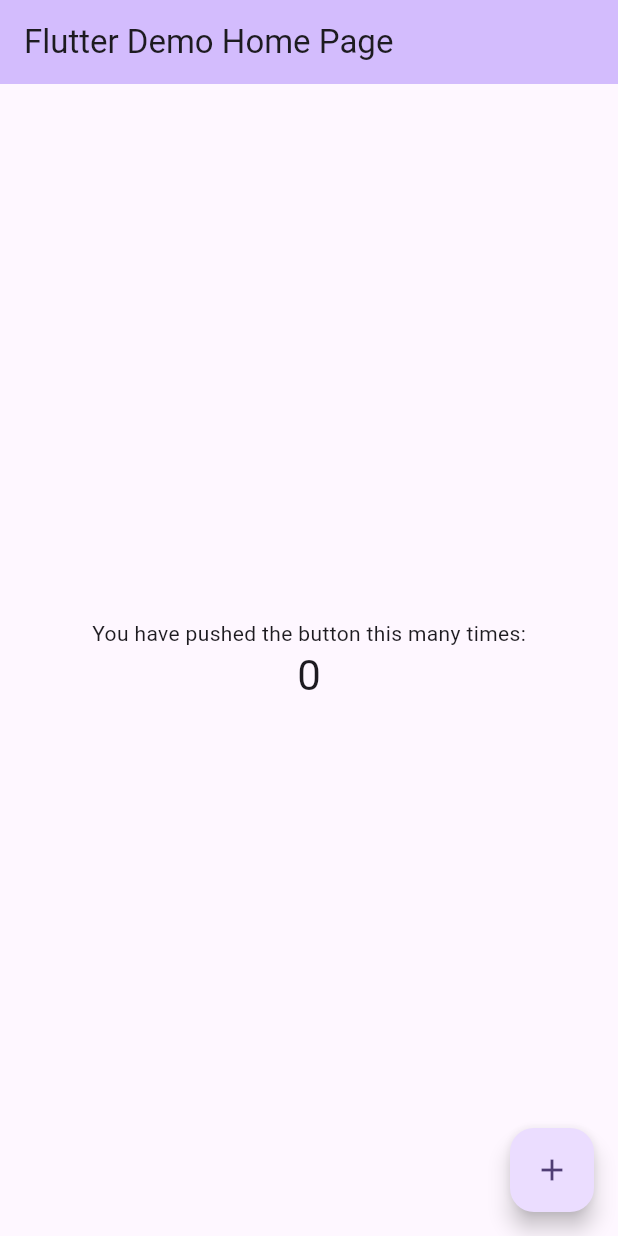
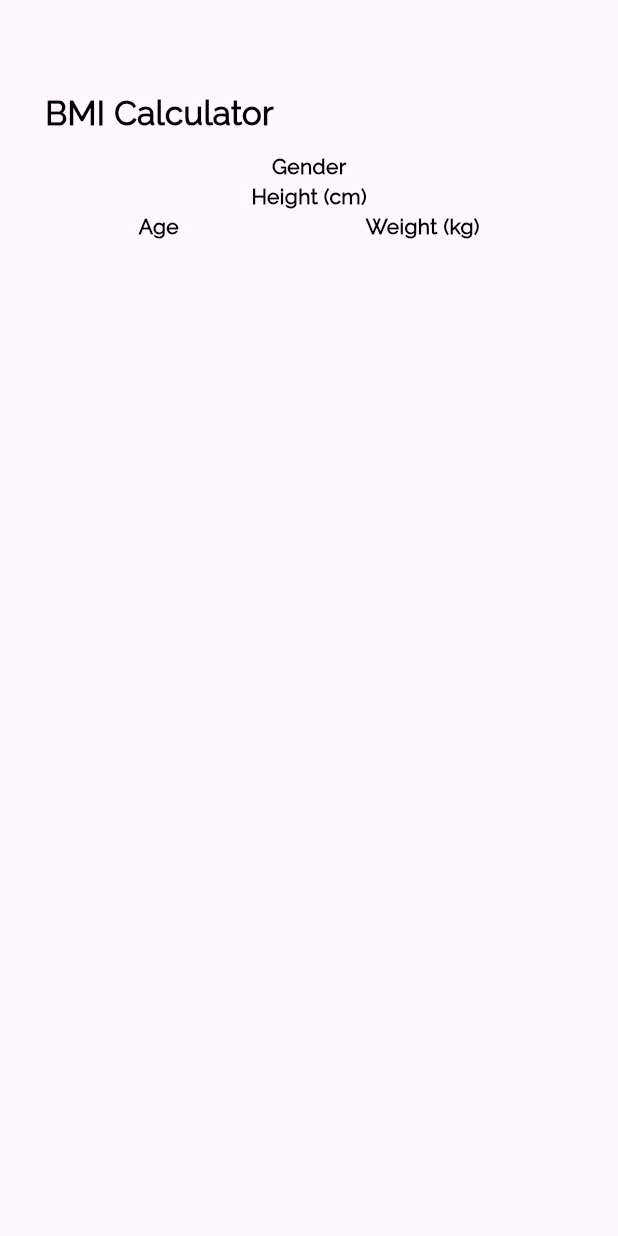
Before and after one commit to zeyadali06/Teknosoft-tasks, a Flutter app: the screen it shows after launch, on a phone screen of 412 x 824 dp. Run offline on Flutter 3.47's test engine with Material 3 defaults, Android fonts, the phone set to English and light mode, and no system bars.

Commit message:
create simple home page

```diff
--- /dev/null
+++ b/BMI Calculater App/lib/HomePage.dart
@@ -0,0 +1,67 @@
+// ignore_for_file: file_names
+
+import 'package:flutter/material.dart';
+
+class HomePage extends StatelessWidget {
+  const HomePage({super.key});
+
+  @override
+  Widget build(BuildContext context) {
+    return const Scaffold(
+      body: Padding(
+        padding: EdgeInsets.all(30),
+        child: SizedBox(
+          width: double.infinity,
+          child: Column(
+            crossAxisAlignment: CrossAxisAlignment.start,
+            children: [
+              SizedBox(height: 30),
+              Text(
+                'BMI Calculator',
+                style: TextStyle(color: Colors.black, fontSize: 22, fontWeight: FontWeight.w900),
+              ),
+              SizedBox(height: 10),
+              Center(
+                child: Text(
+                  'Gender',
+                  style: TextStyle(color: Colors.black, fontSize: 14, fontWeight: FontWeight.w900),
+                ),
+              ),
+              Center(
+                child: Text(
+                  'Height (cm)',
+                  style: TextStyle(color: Colors.black, fontSize: 14, fontWeight: FontWeight.w900),
+                ),
+              ),
+              Row(
+                mainAxisAlignment: MainAxisAlignment.spaceAround,
+                children: [
+                  Column(
+                    children: [
+                      Center(
+                        child: Text(
+                          'Age',
+                          style: TextStyle(color: Colors.black, fontSize: 14, fontWeight: FontWeight.w900),
+                        ),
+                      ),
+                    ],
+                  ),
+                  Column(
+                    children: [
+                      Center(
+                        child: Text(
+                          'Weight (kg)',
+                          style: TextStyle(color: Colors.black, fontSize: 14, fontWeight: FontWeight.w900),
+                        ),
+                      ),
+                    ],
+                  ),
+                ],
+              ),
+            ],
+          ),
+        ),
+      ),
+    );
+  }
+}
--- a/BMI Calculater App/lib/main.dart
+++ b/BMI Calculater App/lib/main.dart
@@ -1,3 +1,4 @@
+import 'package:bmi_calculater_app/HomePage.dart';
 import 'package:flutter/material.dart';
 
 void main() {
@@ -7,119 +8,11 @@
 class MyApp extends StatelessWidget {
   const MyApp({super.key});
 
-  // This widget is the root of your application.
   @override
   Widget build(BuildContext context) {
     return MaterialApp(
-      title: 'Flutter Demo',
-      theme: ThemeData(
-        // This is the theme of your application.
-        //
-        // TRY THIS: Try running your application with "flutter run". You'll see
-        // the application has a purple toolbar. Then, without quitting the app,
-        // try changing the seedColor in the colorScheme below to Colors.green
-        // and then invoke "hot reload" (save your changes or press the "hot
-        // reload" button in a Flutter-supported IDE, or press "r" if you used
-        // the command line to start the app).
-        //
-        // Notice that the counter didn't reset back to zero; the application
-        // state is not lost during the reload. To reset the state, use hot
-        // restart instead.
-        //
-        // This works for code too, not just values: Most code changes can be
-        // tested with just a hot reload.
-        colorScheme: ColorScheme.fromSeed(seedColor: Colors.deepPurple),
-        useMaterial3: true,
-      ),
-      home: const MyHomePage(title: 'Flutter Demo Home Page'),
+      home: const HomePage(),
+      theme: ThemeData(fontFamily: 'Raleway'),
     );
   }
 }
-
-class MyHomePage extends StatefulWidget {
-  const MyHomePage({super.key, required this.title});
-
-  // This widget is the home page of your application. It is stateful, meaning
-  // that it has a State object (defined below) that contains fields that affect
-  // how it looks.
-
-  // This class is the configuration for the state. It holds the values (in this
-  // case the title) provided by the parent (in this case the App widget) and
-  // used by the build method of the State. Fields in a Widget subclass are
-  // always marked "final".
-
-  final String title;
-
-  @override
-  State<MyHomePage> createState() => _MyHomePageState();
-}
-
-class _MyHomePageState extends State<MyHomePage> {
-  int _counter = 0;
-
-  void _incrementCounter() {
-    setState(() {
-      // This call to setState tells the Flutter framework that something has
-      // changed in this State, which causes it to rerun the build method below
-      // so that the display can reflect the updated values. If we changed
-      // _counter without calling setState(), then the build method would not be
-      // called again, and so nothing would appear to happen.
-      _counter++;
-    });
-  }
-
-  @override
-  Widget build(BuildContext context) {
-    // This method is rerun every time setState is called, for instance as done
-    // by the _incrementCounter method above.
-    //
-    // The Flutter framework has been optimized to make rerunning build methods
-    // fast, so that you can just rebuild anything that needs updating rather
-    // than having to individually change instances of widgets.
-    return Scaffold(
-      appBar: AppBar(
-        // TRY THIS: Try changing the color here to a specific color (to
-        // Colors.amber, perhaps?) and trigger a hot reload to see the AppBar
-        // change color while the other colors stay the same.
-        backgroundColor: Theme.of(context).colorScheme.inversePrimary,
-        // Here we take the value from the MyHomePage object that was created by
-        // the App.build method, and use it to set our appbar title.
-        title: Text(widget.title),
-      ),
-      body: Center(
-        // Center is a layout widget. It takes a single child and positions it
-        // in the middle of the parent.
-        child: Column(
-          // Column is also a layout widget. It takes a list of children and
-          // arranges them vertically. By default, it sizes itself to fit its
-          // children horizontally, and tries to be as tall as its parent.
-          //
-          // Column has various properties to control how it sizes itself and
-          // how it positions its children. Here we use mainAxisAlignment to
-          // center the children vertically; the main axis here is the vertical
-          // axis because Columns are vertical (the cross axis would be
-          // horizontal).
-          //
-          // TRY THIS: Invoke "debug painting" (choose the "Toggle Debug Paint"
-          // action in the IDE, or press "p" in the console), to see the
-          // wireframe for each widget.
-          mainAxisAlignment: MainAxisAlignment.center,
-          children: <Widget>[
-            const Text(
-              'You have pushed the button this many times:',
-            ),
-            Text(
-              '$_counter',
-              style: Theme.of(context).textTheme.headlineMedium,
-            ),
-          ],
-        ),
-      ),
-      floatingActionButton: FloatingActionButton(
-        onPressed: _incrementCounter,
-        tooltip: 'Increment',
-        child: const Icon(Icons.add),
-      ), // This trailing comma makes auto-formatting nicer for build methods.
-    );
-  }
-}
```
